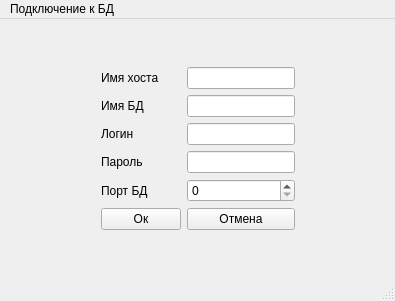
Qt form Qt_Designer/mainwindow.ui (igreemi/QT_REPO) before a commit.
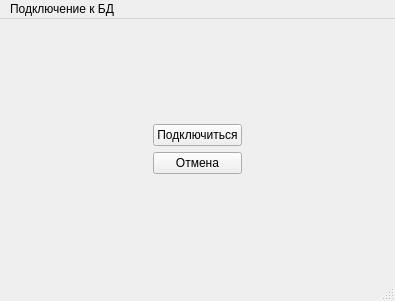
The same form after that commit.

What changed in the file:
```diff
--- a/Qt_Designer/mainwindow.ui
+++ b/Qt_Designer/mainwindow.ui
@@ -15,89 +15,6 @@
   </property>
   <widget class="QWidget" name="centralwidget">
    <layout class="QGridLayout" name="gridLayout">
-    <item row="9" column="1" colspan="2">
-     <layout class="QFormLayout" name="formLayout_2">
-      <item row="0" column="0">
-       <widget class="QLabel" name="lb_hostName">
-        <property name="text">
-         <string>Имя хоста</string>
-        </property>
-        <property name="buddy">
-         <cstring>le_hostName</cstring>
-        </property>
-       </widget>
-      </item>
-      <item row="0" column="1">
-       <widget class="QLineEdit" name="le_hostName"/>
-      </item>
-      <item row="1" column="0">
-       <widget class="QLabel" name="lb_dbName">
-        <property name="text">
-         <string>Имя БД</string>
-        </property>
-        <property name="buddy">
-         <cstring>le_dbName</cstring>
-        </property>
-       </widget>
-      </item>
-      <item row="1" column="1">
-       <widget class="QLineEdit" name="le_dbName"/>
-      </item>
-      <item row="2" column="0">
-       <widget class="QLabel" name="lb_login">
-        <property name="text">
-         <string>Логин</string>
-        </property>
-        <property name="buddy">
-         <cstring>le_login</cstring>
-        </property>
-       </widget>
-      </item>
-      <item row="2" column="1">
-       <widget class="QLineEdit" name="le_login"/>
-      </item>
-      <item row="3" column="0">
-       <widget class="QLabel" name="lb_pass">
-        <property name="text">
-         <string>Пароль</string>
-        </property>
-        <property name="buddy">
-         <cstring>le_pass</cstring>
-        </property>
-       </widget>
-      </item>
-      <item row="3" column="1">
-       <widget class="QLineEdit" name="le_pass"/>
-      </item>
-      <item row="4" column="0">
-       <widget class="QLabel" name="lb_potrDb">
-        <property name="text">
-         <string>Порт БД</string>
-        </property>
-        <property name="buddy">
-         <cstring>sb_portDb</cstring>
-        </property>
-       </widget>
-      </item>
-      <item row="4" column="1">
-       <widget class="QSpinBox" name="sb_portDb"/>
-      </item>
-      <item row="5" column="0">
-       <widget class="QPushButton" name="pb_ok">
-        <property name="text">
-         <string>Oк</string>
-        </property>
-       </widget>
-      </item>
-      <item row="5" column="1">
-       <widget class="QPushButton" name="pb_cancel">
-        <property name="text">
-         <string>Отмена</string>
-        </property>
-       </widget>
-      </item>
-     </layout>
-    </item>
     <item row="8" column="1" colspan="2">
      <spacer name="verticalSpacer_2">
       <property name="orientation">
@@ -150,6 +67,24 @@
       </property>
      </spacer>
     </item>
+    <item row="9" column="1" colspan="2">
+     <layout class="QGridLayout" name="gridLayout_2">
+      <item row="0" column="0">
+       <widget class="QPushButton" name="pb_connectDb">
+        <property name="text">
+         <string>Подключиться</string>
+        </property>
+       </widget>
+      </item>
+      <item row="1" column="0">
+       <widget class="QPushButton" name="pb_cancel">
+        <property name="text">
+         <string>Отмена</string>
+        </property>
+       </widget>
+      </item>
+     </layout>
+    </item>
    </layout>
   </widget>
   <widget class="QMenuBar" name="menubar">
```
Left out of the diff: 4 changed lines with no effect on the pictures.
